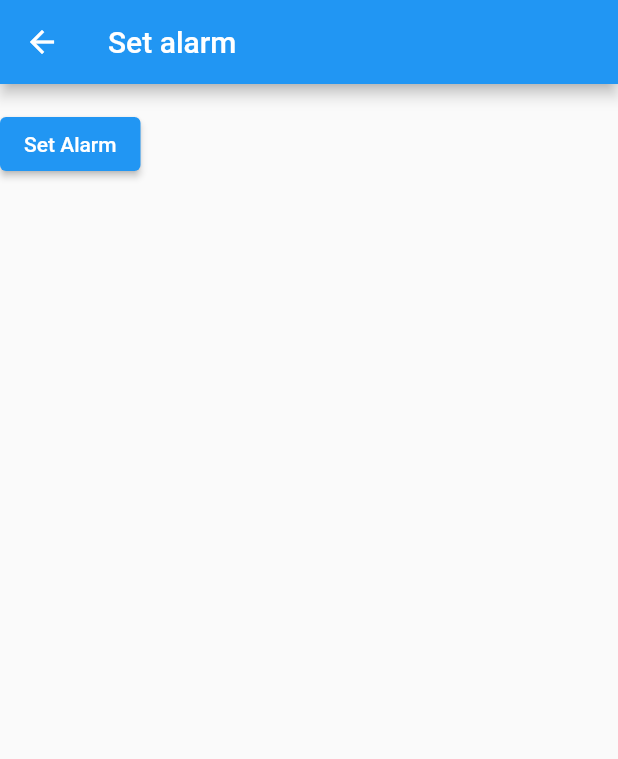
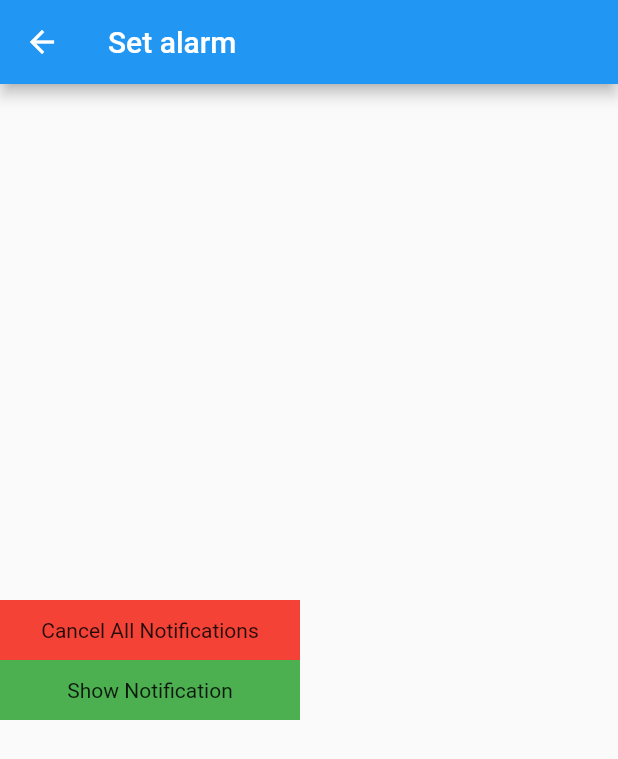
Before and after one commit to luisf4/linhas_ipigua, a Flutter app: the SetAlarm screen opened directly with empty values, on a phone screen of 412 x 824 dp. Shown: the top 759 px of the screen. Run offline on Flutter 3.47's test engine with Material 2 defaults, Android fonts, the phone set to English and light mode, and no system bars; our stand-ins replace cloud_firestore, email_validator, firebase_auth, firebase_core, flutter_local_notifications, timezone; accounts and stored records are empty.

Commit message:
added a notification system

```diff
--- a/lib/views/android/models/notificationn.moldel.dart
+++ b/lib/views/android/models/notificationn.moldel.dart
@@ -1,29 +1,52 @@
-// ignore_for_file: prefer_const_constructors
+import 'package:flutter_local_notifications/flutter_local_notifications.dart';
+import 'package:timezone/timezone.dart' as tz;
+import 'package:timezone/data/latest.dart' as tz;
 
-import 'package:flutter_local_notifications/flutter_local_notifications.dart';
+class NotificationService {
+  static final NotificationService _notificationService =
+      NotificationService._internal();
 
-class NotificationApi {
-  static final _notifications = FlutterLocalNotificationsPlugin();
+  factory NotificationService() {
+    return _notificationService;
+  }
 
-  static Future _notificationDetails() async {
-    // ignore: prefer_const_constructors
-    return NotificationDetails(
-      android: AndroidNotificationDetails('channelId', 'channelName',
-          channelDescription: 'a'),
+  final FlutterLocalNotificationsPlugin flutterLocalNotificationsPlugin =
+      FlutterLocalNotificationsPlugin();
+
+  NotificationService._internal();
+
+  Future<void> initNotification() async {
+    final AndroidInitializationSettings initializationSettingsAndroid =
+        AndroidInitializationSettings('@drawable/ipigua');
+
+    final InitializationSettings initializationSettings =
+        InitializationSettings(
+      android: initializationSettingsAndroid,
+    );
+
+    await flutterLocalNotificationsPlugin.initialize(initializationSettings);
+  }
+
+  Future<void> showNotification(
+      int id, String title, String body, int seconds) async {
+    await flutterLocalNotificationsPlugin.zonedSchedule(
+      id,
+      title,
+      body,
+      tz.TZDateTime.now(tz.local).add(Duration(seconds: seconds)),
+      const NotificationDetails(
+        android: AndroidNotificationDetails('main_channel', 'Main Channel',
+            importance: Importance.max,
+            priority: Priority.max,
+            icon: '@drawable/ic_stat_directions_bus'),
+      ),
+      uiLocalNotificationDateInterpretation:
+          UILocalNotificationDateInterpretation.absoluteTime,
+      androidAllowWhileIdle: true,
     );
   }
 
-  static Future showNotification({
-    int id = 0,
-    String? title,
-    String? body,
-    String? payload,
-  }) async =>
-      _notifications.show(
-        id,
-        title,
-        body,
-        await _notificationDetails(),
-        payload: payload,
-      );
+  Future<void> cancelAllNotifications() async {
+    await flutterLocalNotificationsPlugin.cancelAll();
+  }
 }
--- a/lib/views/android/widget/setAlarm.widget.dart
+++ b/lib/views/android/widget/setAlarm.widget.dart
@@ -14,15 +14,36 @@
         title: Text("Set alarm"),
       ),
       body: Column(
+        crossAxisAlignment: CrossAxisAlignment.center,
+        mainAxisAlignment: MainAxisAlignment.center,
         children: [
-          Text(horario),
-          ElevatedButton(
-            onPressed: () => NotificationApi.showNotification(
-              title: "banana",
-              body: "fafofafafafa",
-              payload: 'danone.bas',
+          GestureDetector(
+            onTap: () {
+              NotificationService().cancelAllNotifications();
+            },
+            child: Container(
+              height: 40,
+              width: 200,
+              color: Colors.red,
+              child: Center(
+                child: Text(
+                  "Cancel All Notifications",
+                ),
+              ),
             ),
-            child: Text("Set Alarm"),
+          ),
+          GestureDetector(
+            onTap: () {
+              NotificationService().showNotification(1, "title", "body", 10);
+            },
+            child: Container(
+              height: 40,
+              width: 200,
+              color: Colors.green,
+              child: Center(
+                child: Text("Show Notification"),
+              ),
+            ),
           ),
         ],
       ),
--- a/pubspec.yaml
+++ b/pubspec.yaml
@@ -39,6 +39,7 @@
   firebase_auth_platform_interface: ^6.11.0
   email_validator: ^2.1.17
   flutter_local_notifications: ^12.0.3
+  timezone: ^0.9.0
 
 
 dev_dependencies:
```
Also changed, not shown: lib/views/android/home.app.dart (+10 -0 lines), pubspec.lock, 8 other files.
